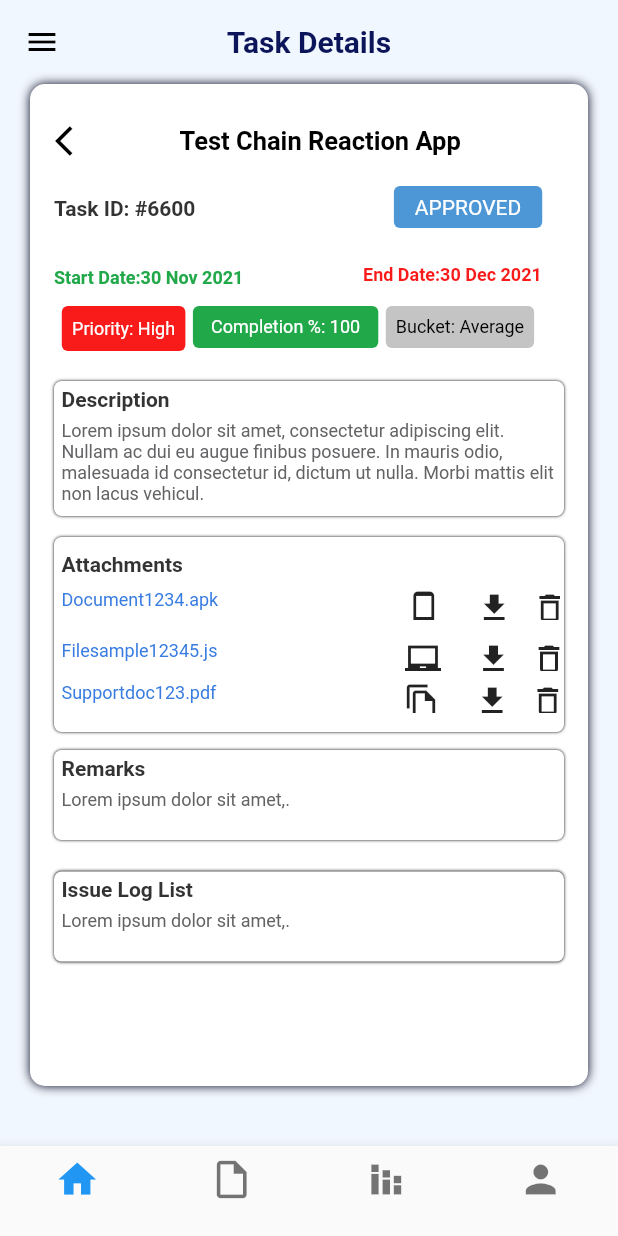
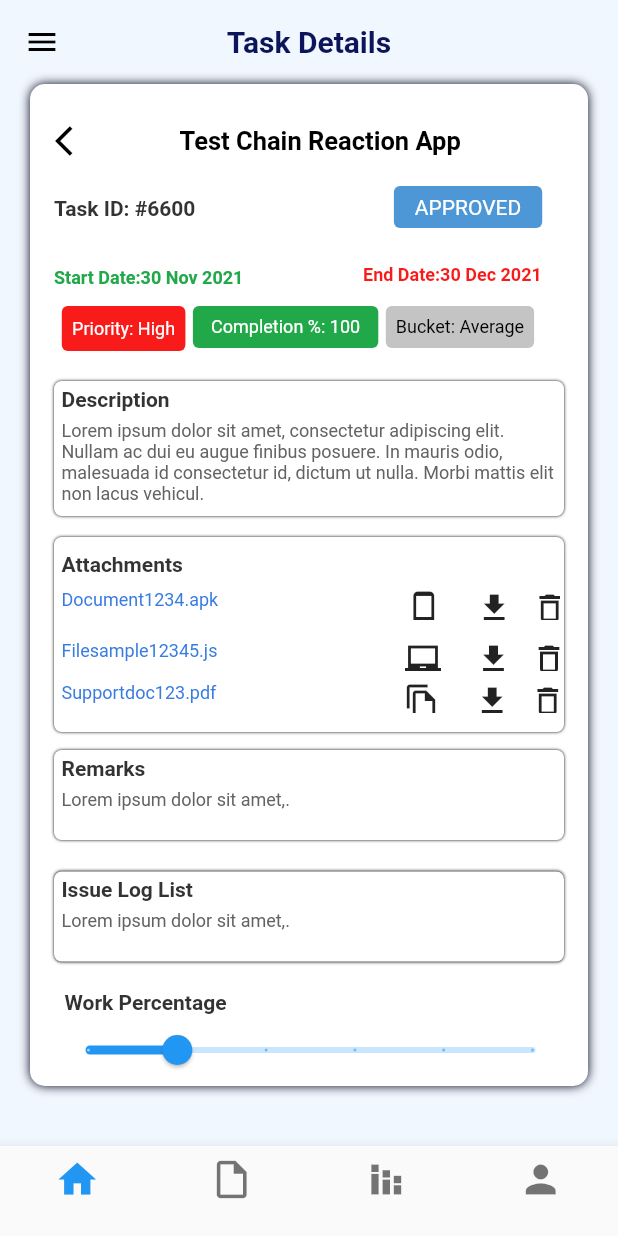
Before and after one commit to sinrajat43/vOTP_mobileApp, a Flutter app: the TaskDetails screen opened directly, on a phone screen of 412 x 824 dp. Run offline on Flutter 3.47's test engine with Material 2 defaults, Android fonts, the phone set to English and light mode, and no system bars.

Commit message:
Task Details done (hardcoding)

```diff
--- a/lib/TaskDetails.dart
+++ b/lib/TaskDetails.dart
@@ -2,11 +2,13 @@ import 'package:flutter/cupertino.dart';
 import 'package:flutter/material.dart';
 import 'package:my_app/NavBar.dart';
 import 'package:my_app/main.dart';
+import 'package:my_app/LogIssue.dart';
 
 
 class TaskDetails extends StatelessWidget {
   @override
   Widget build(BuildContext context) {
+    int _value = 6;
     return Scaffold(
         backgroundColor: Color(0xFFF1F7FE),
         drawer: NavDrawer(),
@@ -287,7 +289,6 @@ class TaskDetails extends StatelessWidget {
                   ),
 
                 ),
-
                 Container(
                     height: 130.0,
                     margin: const EdgeInsets.only(top:5.0,left: 8.0,right: 8.0,bottom: 0.0),
@@ -539,6 +540,101 @@ class TaskDetails extends StatelessWidget {
                   ),
 
                 ),
+                Container(
+                  height: 80.0,
+                  child: Column(
+                    crossAxisAlignment: CrossAxisAlignment.stretch,
+                    children: [
+                      Container(
+                          margin: const EdgeInsets.only(top:10.0,left: 15.0,right: 3.0,bottom: 0.0),
+                          child: const Text(
+                              "Work Percentage",
+                              style: TextStyle(
+                                  fontSize: 14,
+                                  color: Color(0xFF333333),
+                                  fontFamily: 'Roboto',
+                                  fontWeight:FontWeight.bold)
+                          )
+
+                      ),
+                      Container(
+                          margin: const EdgeInsets.only(top:0.0,left: 5.0,right: 3.0,bottom: 0.0),
+                          child: const MyStatefulWidget(),
+
+                      ),
+
+                    ],
+                  ),
+                ),
+                Container(
+                  margin: const EdgeInsets.only(left: 8.0,right: 8.0,top: 20.0),
+                  height: 40.0,
+                  width:MediaQuery.of(context).size.width * 1.0,
+                  alignment: Alignment.centerRight,
+                  decoration: const BoxDecoration(
+                    color: Color(0xFFFFFFFF),
+                  ),
+                  child:ListView(
+                    scrollDirection: Axis.horizontal,
+                    children: <Widget>[
+
+                      GestureDetector(
+                        onTap: (){
+                          Navigator.push(
+                            context,
+                            MaterialPageRoute(builder: (context) => LogIssue()),
+                          );
+                        },
+                        child: Container(
+                          width:104.0,
+                          height: 40.0,
+                          margin: const EdgeInsets.only(left:10.0,top:5.0),
+                          decoration: BoxDecoration(
+                            border: Border.all(color: Color(0xFF3F8CFF)),
+                            borderRadius: BorderRadius.circular(4.0),
+                          ),
+                          child: const Center(
+                            child:  Text(
+                                "Log an Issue",
+                                style: TextStyle(
+                                  fontSize: 14,
+                                  color: Color(0xFF3F8CFF),
+                                  fontFamily: 'Roboto',)
+                            ),
+                          ),
+
+                        ),
+                      ),
+                      Container(
+                          width:MediaQuery.of(context).size.width * 0.30,
+                          height: 40.0,
+                      ),
+                      Container(
+                        width:MediaQuery.of(context).size.width * 0.2,
+                        height: 40.0,
+                        margin: const EdgeInsets.only(top:5.0),
+                        decoration: BoxDecoration(
+                          color: Color(0xFF3F8CFF),
+                          border: Border.all(color: Color(0xFFCBD4DF)),
+                          borderRadius: BorderRadius.circular(4.0),
+                        ),
+                        child: const Center(
+                          child: Text(
+                              "Submit",
+                              style: TextStyle(
+                                fontSize: 14,
+                                color: Color(0xFFFFFFFF),
+                                fontFamily: 'Roboto',)
+                          ),
+                        ),
+                      ),
+
+                    ],
+
+
+                  ),
+
+                ),
               ],
             ),
           )
@@ -569,3 +665,29 @@ class TaskDetails extends StatelessWidget {
     ); // This trailing comma makes auto-formatting nicer for build methods.
   }
 }
+
+class MyStatefulWidget extends StatefulWidget {
+  const MyStatefulWidget({Key? key}) : super(key: key);
+
+  @override
+  State<MyStatefulWidget> createState() => _MyStatefulWidgetState();
+}
+
+class _MyStatefulWidgetState extends State<MyStatefulWidget> {
+  double _currentSliderValue = 20;
+
+  @override
+  Widget build(BuildContext context) {
+    return Slider(
+      value: _currentSliderValue,
+      max: 100,
+      divisions: 5,
+      label: _currentSliderValue.round().toString(),
+      onChanged: (double value) {
+        setState(() {
+          _currentSliderValue = value;
+        });
+      },
+    );
+  }
+}
```
